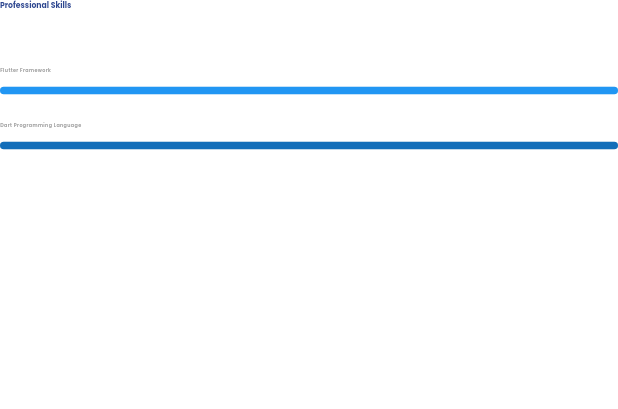
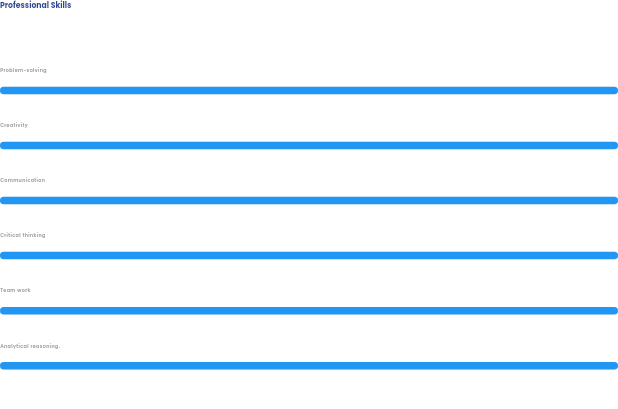
Before and after one commit to AliDeeb/my-portfolio, a Flutter app: the ProfessionalSkillsWidget widget shown alone on an empty page, opened directly, on a phone screen of 412 x 824 dp. Shown: the top 409 px of the screen. Run offline on Flutter 3.47's test engine with Material 3 defaults, Android fonts, the phone set to English and light mode, and no system bars; drawn by our look-alikes of flutter_animation_progress_bar; our stand-ins replace flutter_screenutil, google_fonts; missing offline and left inert: dart:js.

Commit message:
added professional skills.

```diff
--- a/lib/screens/home_screen.dart
+++ b/lib/screens/home_screen.dart
@@ -6,6 +6,7 @@ import 'widgets/about_me_widget.dart';
 import 'widgets/applications_section.dart';
 import 'widgets/education_section.dart';
 import 'widgets/personal_info_widget.dart';
+import 'widgets/professional_skills_widget.dart';
 import 'widgets/programming_languages_widget.dart';
 import 'widgets/theme_switcher.dart';
 import 'widgets/tools_widget.dart';
@@ -68,7 +69,7 @@ class _HomeScreenState extends State<HomeScreen> {
                           50.verticalSpace,
                           const ProgrammingLanguages(),
                           50.verticalSpace,
-                          // const ProfessionalSkillsWidget(),
+                          const ProfessionalSkillsWidget(),
                         ],
                       ),
                     ),
--- a/lib/screens/widgets/professional_skills_widget.dart
+++ b/lib/screens/widgets/professional_skills_widget.dart
@@ -29,14 +29,38 @@ class _ProfessionalSkillsWidgetState extends State<ProfessionalSkillsWidget> {
         ),
         50.verticalSpace,
         const ProfessionalSkillWidget(
-          skill: "Flutter Framework",
+          skill: "Problem-solving",
           progressColor: Colors.blue,
           progress: 100,
         ),
         25.verticalSpace,
         const ProfessionalSkillWidget(
-          skill: "Dart Programming Language",
-          progressColor: Color(0xFF136EB9),
+          skill: "Creativity",
+          progressColor: Colors.blue,
+          progress: 100,
+        ),
+        25.verticalSpace,
+        const ProfessionalSkillWidget(
+          skill: "Communication",
+          progressColor: Colors.blue,
+          progress: 100,
+        ),
+        25.verticalSpace,
+        const ProfessionalSkillWidget(
+          skill: "Critical thinking",
+          progressColor: Colors.blue,
+          progress: 100,
+        ),
+        25.verticalSpace,
+        const ProfessionalSkillWidget(
+          skill: "Team work",
+          progressColor: Colors.blue,
+          progress: 100,
+        ),
+        25.verticalSpace,
+        const ProfessionalSkillWidget(
+          skill: "Analytical reasoning.",
+          progressColor: Colors.blue,
           progress: 100,
         ),
         25.verticalSpace,
```
